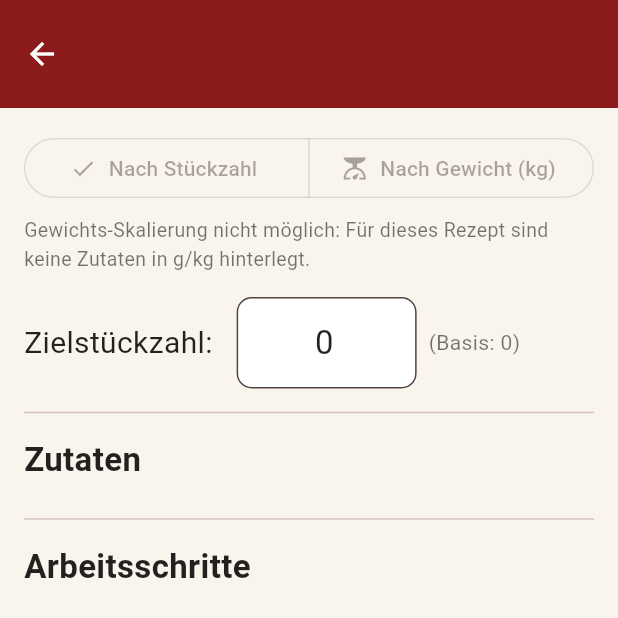
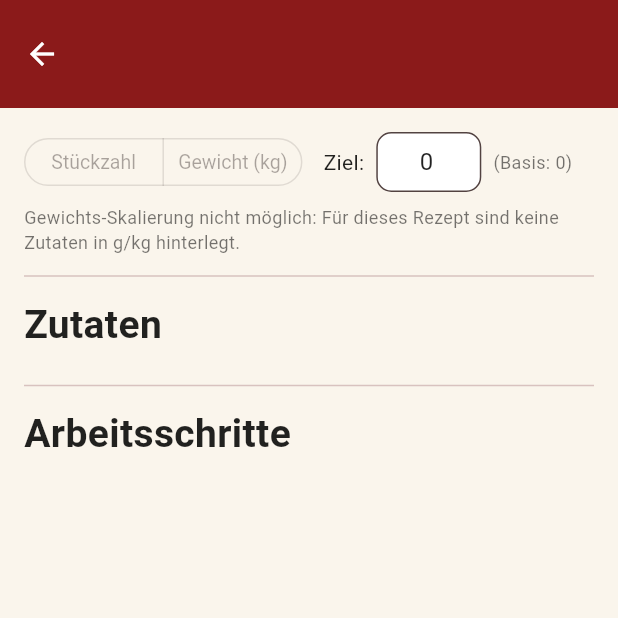
Before and after one commit to MichaelWester696/backfuchs-tablet-app, a Flutter app: the RezeptDetailScreen screen opened directly with empty values, on a phone screen of 412 x 824 dp, the top half of it. Run offline on Flutter 3.47's test engine with Material 3 defaults, Android fonts, the phone set to English and light mode, and no system bars; our stand-ins replace image_picker, supabase_flutter; accounts and stored records are empty.

Commit message:
Rezeptansicht neu gestaltet, Defekt-Detailpopup, Rezept-Sprung bei Aufgaben
- Rezeptansicht: kg-Spalte links mit fester Breite und 3 Nachkommastellen,
  Schrift um 20% vergrößert, kompakter Header (Umschalter + Zieleingabe
  nebeneinander)
- Technik-Defektansicht: Tippen auf einen Defekt öffnet Popup mit großem
  Bild und besser lesbarem Text
- Aufgaben mit verknüpftem Rezept zeigen einen "Zum Rezept"-Button, der
  direkt in die Rezeptansicht springt

Co-Authored-By: Claude Sonnet 5 <noreply@anthropic.com>

```diff
--- a/lib/models/aufgabe.dart
+++ b/lib/models/aufgabe.dart
@@ -10,6 +10,7 @@ class Aufgabe {
   final bool wiederkehrend;
   final String quelle; // 'manuell' | 'whatsapp' | 'system'
   final int reihenfolge; // manuell im Dashboard einstellbar
+  final String? rezeptId; // verknüpftes Rezept, z.B. "wiege 5x Croissant ab"
 
   Aufgabe({
     required this.id,
@@ -23,6 +24,7 @@ class Aufgabe {
     required this.wiederkehrend,
     required this.quelle,
     required this.reihenfolge,
+    this.rezeptId,
   });
 
   bool get erledigt => status == 'erledigt';
@@ -39,6 +41,7 @@ class Aufgabe {
         wiederkehrend: json['wiederkehrend'] as bool? ?? false,
         quelle: json['quelle'] as String? ?? 'manuell',
         reihenfolge: json['reihenfolge'] as int? ?? 0,
+        rezeptId: json['rezept_id'] as String?,
       );
 
   String get uhrzeitKurz {
--- a/lib/screens/rezept_detail_screen.dart
+++ b/lib/screens/rezept_detail_screen.dart
@@ -1,3 +1,5 @@
+import 'dart:ui' show FontFeature;
+
 import 'package:flutter/material.dart';
 
 import '../models/rezept.dart';
@@ -64,6 +66,18 @@ class _RezeptDetailScreenState extends State<RezeptDetailScreen> {
         : r.umgerechneteMengeNachGewicht(z, _zielGewichtKg);
   }
 
+  /// Gewichtsbasierte Zutaten (g/kg) werden immer einheitlich in kg mit
+  /// genau drei Nachkommastellen angezeigt (z.B. "1,100 kg"), damit die
+  /// Kommas in der Spalte untereinander stehen. Andere Einheiten (Stück,
+  /// TL, EL, l, ml) behalten die bestehende Formatierung.
+  String _formatiereMengeLinks(double menge, String einheit) {
+    if (einheit == 'g' || einheit == 'kg') {
+      final kg = einheit == 'g' ? menge / 1000 : menge;
+      return '${kg.toStringAsFixed(3).replaceAll('.', ',')} kg';
+    }
+    return widget.rezept.formatiereMenge(menge, einheit);
+  }
+
   @override
   Widget build(BuildContext context) {
     final r = widget.rezept;
@@ -74,83 +88,122 @@ class _RezeptDetailScreenState extends State<RezeptDetailScreen> {
       body: ListView(
         padding: const EdgeInsets.all(16),
         children: [
+          // Kompakte Kopfzeile: Umschalter und Zieleingabe nebeneinander statt
+          // in zwei gestapelten Zeilen, damit mehr Platz für die eigentliche
+          // Rezeptanzeige bleibt.
+          Row(
+            crossAxisAlignment: CrossAxisAlignment.center,
+            children: [
               SegmentedButton<_Skalierungsmodus>(
+                style: const ButtonStyle(
+                  visualDensity: VisualDensity.compact,
+                  padding: WidgetStatePropertyAll(EdgeInsets.symmetric(horizontal: 10, vertical: 0)),
+                  textStyle: WidgetStatePropertyAll(TextStyle(fontSize: 13)),
+                ),
+                showSelectedIcon: false,
                 segments: const [
-              ButtonSegment(value: _Skalierungsmodus.stueckzahl, label: Text('Nach Stückzahl'), icon: Icon(Icons.numbers)),
-              ButtonSegment(value: _Skalierungsmodus.gewicht, label: Text('Nach Gewicht (kg)'), icon: Icon(Icons.scale)),
+                  ButtonSegment(value: _Skalierungsmodus.stueckzahl, label: Text('Stückzahl')),
+                  ButtonSegment(value: _Skalierungsmodus.gewicht, label: Text('Gewicht (kg)')),
                 ],
                 selected: {_modus},
                 onSelectionChanged: gewichtVerfuegbar
                     ? (auswahl) => setState(() => _modus = auswahl.first)
                     : null,
               ),
+              const SizedBox(width: 14),
+              Expanded(
+                child: _modus == _Skalierungsmodus.stueckzahl
+                    ? Row(
+                        children: [
+                          const Text('Ziel:', style: TextStyle(fontSize: 14)),
+                          const SizedBox(width: 8),
+                          SizedBox(
+                            width: 70,
+                            child: TextField(
+                              controller: _stueckzahlController,
+                              keyboardType: TextInputType.number,
+                              onChanged: _stueckzahlAktualisieren,
+                              style: const TextStyle(fontSize: 16),
+                              textAlign: TextAlign.center,
+                              decoration: const InputDecoration(isDense: true, contentPadding: EdgeInsets.symmetric(vertical: 8)),
+                            ),
+                          ),
+                          const SizedBox(width: 8),
+                          Flexible(
+                            child: Text(
+                              '(Basis: ${r.basisStueckzahl})',
+                              style: const TextStyle(fontSize: 12, color: Colors.black54),
+                              overflow: TextOverflow.ellipsis,
+                            ),
+                          ),
+                        ],
+                      )
+                    : Row(
+                        children: [
+                          const Text('Ziel:', style: TextStyle(fontSize: 14)),
+                          const SizedBox(width: 8),
+                          SizedBox(
+                            width: 70,
+                            child: TextField(
+                              controller: _gewichtController,
+                              keyboardType: const TextInputType.numberWithOptions(decimal: true),
+                              onChanged: _gewichtAktualisieren,
+                              style: const TextStyle(fontSize: 16),
+                              textAlign: TextAlign.center,
+                              decoration: const InputDecoration(isDense: true, contentPadding: EdgeInsets.symmetric(vertical: 8)),
+                            ),
+                          ),
+                          const SizedBox(width: 8),
+                          Flexible(
+                            child: Text(
+                              '(Basis: ${_formatKg(r.basisGewichtKg)} kg)',
+                              style: const TextStyle(fontSize: 12, color: Colors.black54),
+                              overflow: TextOverflow.ellipsis,
+                            ),
+                          ),
+                        ],
+                      ),
+              ),
+            ],
+          ),
           if (!gewichtVerfuegbar)
             const Padding(
               padding: EdgeInsets.only(top: 8),
               child: Text(
                 'Gewichts-Skalierung nicht möglich: Für dieses Rezept sind keine Zutaten in g/kg hinterlegt.',
-                style: TextStyle(fontSize: 13, color: Colors.black54),
+                style: TextStyle(fontSize: 12, color: Colors.black54),
               ),
             ),
-          const SizedBox(height: 16),
-          if (_modus == _Skalierungsmodus.stueckzahl)
-            Row(
-              children: [
-                const Text('Zielstückzahl:', style: TextStyle(fontSize: 20)),
-                const SizedBox(width: 16),
-                SizedBox(
-                  width: 120,
-                  child: TextField(
-                    controller: _stueckzahlController,
-                    keyboardType: TextInputType.number,
-                    onChanged: _stueckzahlAktualisieren,
-                    style: const TextStyle(fontSize: 22),
-                    textAlign: TextAlign.center,
-                  ),
-                ),
-                const SizedBox(width: 8),
-                Text('(Basis: ${r.basisStueckzahl})', style: const TextStyle(color: Colors.black54)),
-              ],
-            )
-          else
-            Row(
-              children: [
-                const Text('Zielgewicht (kg):', style: TextStyle(fontSize: 20)),
-                const SizedBox(width: 16),
-                SizedBox(
-                  width: 120,
-                  child: TextField(
-                    controller: _gewichtController,
-                    keyboardType: const TextInputType.numberWithOptions(decimal: true),
-                    onChanged: _gewichtAktualisieren,
-                    style: const TextStyle(fontSize: 22),
-                    textAlign: TextAlign.center,
-                  ),
-                ),
-                const SizedBox(width: 8),
-                Text('(Basis: ${_formatKg(r.basisGewichtKg)} kg)', style: const TextStyle(color: Colors.black54)),
-              ],
-            ),
-          const Divider(height: 32),
-          const Text('Zutaten', style: TextStyle(fontSize: 22, fontWeight: FontWeight.bold)),
+          const Divider(height: 28),
+          const Text('Zutaten', style: TextStyle(fontSize: 26, fontWeight: FontWeight.bold)),
           const SizedBox(height: 8),
           ...r.zutaten.map((z) {
             final menge = _mengeFuer(z);
             return Padding(
-              padding: const EdgeInsets.symmetric(vertical: 6),
+              padding: const EdgeInsets.symmetric(vertical: 7),
               child: Row(
+                crossAxisAlignment: CrossAxisAlignment.start,
                 children: [
-                  Expanded(child: Text(z.name, style: const TextStyle(fontSize: 18))),
-                  Text(
-                    r.formatiereMenge(menge, z.einheit),
-                    style: const TextStyle(fontSize: 18, fontWeight: FontWeight.w600),
+                  SizedBox(
+                    width: 118,
+                    child: Text(
+                      _formatiereMengeLinks(menge, z.einheit),
+                      textAlign: TextAlign.right,
+                      style: const TextStyle(
+                        fontSize: 22,
+                        fontWeight: FontWeight.w700,
+                        fontFeatures: [FontFeature.tabularFigures()],
                       ),
+                    ),
+                  ),
+                  const SizedBox(width: 14),
+                  Expanded(child: Text(z.name, style: const TextStyle(fontSize: 22))),
                 ],
               ),
             );
           }),
-          const Divider(height: 32),
-          const Text('Arbeitsschritte', style: TextStyle(fontSize: 22, fontWeight: FontWeight.bold)),
+          const Divider(height: 28),
+          const Text('Arbeitsschritte', style: TextStyle(fontSize: 26, fontWeight: FontWeight.bold)),
           const SizedBox(height: 8),
           ...r.schritte.asMap().entries.map((entry) {
             final index = entry.key + 1;
@@ -160,17 +213,17 @@ class _RezeptDetailScreenState extends State<RezeptDetailScreen> {
               child: Row(
                 crossAxisAlignment: CrossAxisAlignment.start,
                 children: [
-                  Text('$index. ', style: const TextStyle(fontSize: 18, fontWeight: FontWeight.bold)),
+                  Text('$index. ', style: const TextStyle(fontSize: 22, fontWeight: FontWeight.bold)),
                   Expanded(
                     child: Text(
                       schritt.text,
-                      style: TextStyle(fontSize: 18, fontStyle: schritt.fix ? FontStyle.italic : FontStyle.normal),
+                      style: TextStyle(fontSize: 22, fontStyle: schritt.fix ? FontStyle.italic : FontStyle.normal),
                     ),
                   ),
                   if (schritt.fix)
                     const Padding(
                       padding: EdgeInsets.only(left: 8),
-                      child: Tooltip(message: 'Wird nicht skaliert (z.B. Temperatur/Zeit)', child: Icon(Icons.lock, size: 18)),
+                      child: Tooltip(message: 'Wird nicht skaliert (z.B. Temperatur/Zeit)', child: Icon(Icons.lock, size: 20)),
                     ),
                 ],
               ),
--- a/lib/services/supabase_service.dart
+++ b/lib/services/supabase_service.dart
@@ -64,6 +64,11 @@ class SupabaseService {
     }
     final rows = await query.order('name');
     return (rows as List).map((r) => Rezept.fromJson(r as Map<String, dynamic>)).toList();
+  }
+
+  Future<Rezept?> ladeRezeptById(String id) async {
+    final row = await _client.from('rezepte').select().eq('id', id).maybeSingle();
+    return row == null ? null : Rezept.fromJson(row);
   }
 
   // ---------------------------------------------------------------------
```
Also changed, not shown: lib/screens/aufgaben_screen.dart (+39 -2 lines), lib/screens/technik_defekt_ansicht.dart (+42 -0 lines). Lines whose indentation alone changed are shown as unchanged.
